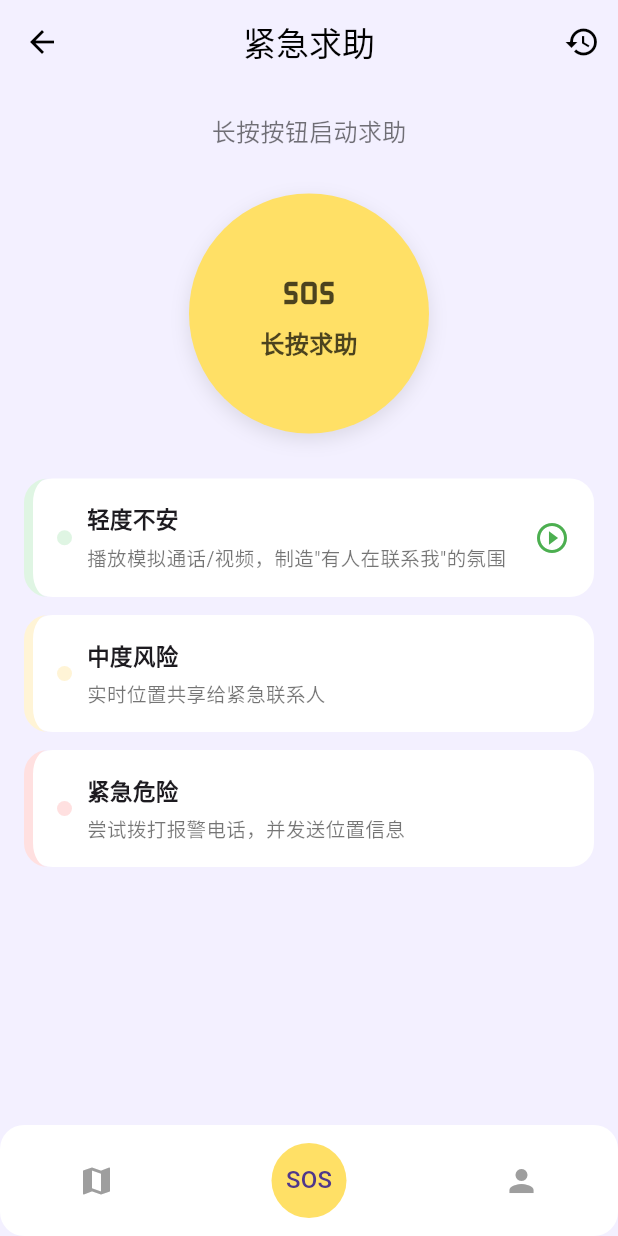
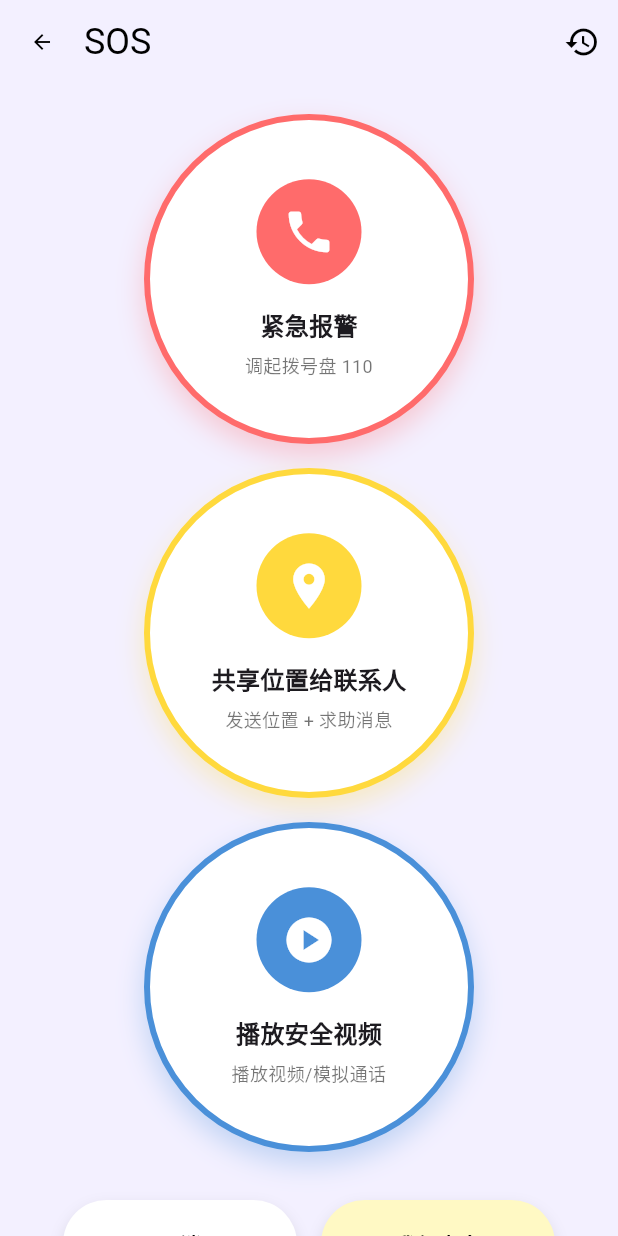
Before and after one commit to xixixiFan/NestWay, a Flutter app: the SosPage screen opened by its route, on a phone screen of 412 x 824 dp. Run offline on Flutter 3.47's test engine with Material 3 defaults, Android fonts, the phone set to English and light mode, and no system bars; our stand-ins replace video_player.

Commit message:
feat(sos): 实现SOS功能相关功能
主要修改：
- 更新SOS功能实现规划文档
- 修改mock用户数据
- 更新escort进度页面
- 实现SOS页面功能
- 更新风险卡片组件

```diff
--- a/lib/mock/mock_user.dart
+++ b/lib/mock/mock_user.dart
@@ -1,7 +1,7 @@
 final mockUser = {
   "id": 1,
   "name": "范颖",
-  "avatar_url": "https://i.pravatar.cc/150?img=3",
+  "avatar_url": "",
   "phone": "13800138000",
   "is_verified": true,
   "created_at": "2024-04-01T10:00:00Z"
--- a/lib/pages/escort/progress_page.dart
+++ b/lib/pages/escort/progress_page.dart
@@ -141,8 +141,8 @@ class ProgressPage extends StatelessWidget {
                         children: [
                           const CircleAvatar(
                             radius: 24,
-                            backgroundImage:
-                                NetworkImage('https://i.pravatar.cc/150?img=3'),
+                            backgroundColor: Colors.pinkAccent,
+                            child: Icon(Icons.person, color: Colors.white, size: 28),
                           ),
                           const SizedBox(width: 12),
                           const Expanded(
--- a/lib/pages/sos/sos_page.dart
+++ b/lib/pages/sos/sos_page.dart
@@ -1,5 +1,4 @@
 import 'package:flutter/material.dart';
-import '../../widgets/sos_button.dart';
 import '../../widgets/risk_card.dart';
 import '../../widgets/app_bottom_nav.dart';
 import '../../widgets/video_player_dialog.dart';
@@ -70,10 +69,26 @@ class _SosPageState extends State<SosPage> {
   Widget build(BuildContext context) {
     return Scaffold(
       appBar: AppBar(
-        title: const Text('紧急求助'),
-        centerTitle: true,
+        leading: IconButton(
+          icon: const Icon(Icons.arrow_back, size: 16),
+          onPressed: () {
+            Navigator.pop(context);
+          },
+        ),
+        title: const Align(
+          alignment: Alignment.centerLeft,
+          child: Text(
+            'SOS',
+            style: TextStyle(
+              fontSize: 24,
+              fontWeight: FontWeight.w400,
+            ),
+          ),
+        ),
+        centerTitle: false,
         backgroundColor: Colors.transparent,
         elevation: 0,
+        titleSpacing: 0,
         actions: [
           IconButton(
             icon: const Icon(Icons.history),
@@ -84,22 +99,10 @@ class _SosPageState extends State<SosPage> {
         ],
       ),
       body: SafeArea(
+        child: SingleChildScrollView(
           child: Column(
             children: [
               const SizedBox(height: 20),
-            Text(
-              _isLoading ? '求助发送中...' : '长按按钮启动求助',
-              style: TextStyle(
-                fontSize: 16,
-                color: _isLoading ? const Color(0xFFFF6B6B) : Colors.black54,
-              ),
-            ),
-            const SizedBox(height: 30),
-            SosButton(
-              size: 160,
-              onTriggered: _onSosTriggered,
-            ),
-            const SizedBox(height: 30),
               if (_lastError != null)
                 Padding(
                   padding: const EdgeInsets.only(bottom: 16),
@@ -111,33 +114,107 @@ class _SosPageState extends State<SosPage> {
                     ),
                   ),
                 ),
-            Expanded(
-              child: Padding(
+              Padding(
                 padding: const EdgeInsets.symmetric(horizontal: 16),
-                child: ListView(
+                child: Column(
                   children: [
                     RiskCard(
-                      color: const Color(0xFFDFF5E3),
-                      title: '轻度不安',
-                      desc: '播放模拟通话/视频，制造"有人在联系我"的氛围',
+                      color: const Color(0xFFFF6B6B),
+                      title: '紧急报警',
+                      desc: '调起拨号盘 110',
+                      icon: Icons.phone,
+                    ),
+                    RiskCard(
+                      color: const Color(0xFFFFD93D),
+                      title: '共享位置给联系人',
+                      desc: '发送位置 + 求助消息',
+                      icon: Icons.location_on,
+                    ),
+                    RiskCard(
+                      color: const Color(0xFF4A90D9),
+                      title: '播放安全视频',
+                      desc: '播放视频/模拟通话',
+                      icon: Icons.play_circle,
                       onTap: _playAttentionVideo,
-                    ),
-                    const RiskCard(
-                      color: Color(0xFFFFF4D6),
-                      title: '中度风险',
-                      desc: '实时位置共享给紧急联系人',
-                    ),
-                    const RiskCard(
-                      color: Color(0xFFFFE0E0),
-                      title: '紧急危险',
-                      desc: '尝试拨打报警电话，并发送位置信息',
                     ),
                   ],
                 ),
               ),
+              Padding(
+                padding:
+                    const EdgeInsets.symmetric(horizontal: 24, vertical: 16),
+                child: Row(
+                  mainAxisAlignment: MainAxisAlignment.center,
+                  children: [
+                    InkWell(
+                      onTap: () {
+                        Navigator.pop(context);
+                      },
+                      borderRadius: BorderRadius.circular(48),
+                      child: Container(
+                        width: 156,
+                        height: 58,
+                        decoration: BoxDecoration(
+                          color: const Color(0xFFFFFFFF),
+                          borderRadius: BorderRadius.circular(48),
+                          boxShadow: [
+                            BoxShadow(
+                              color: Colors.black.withValues(alpha: 0.1),
+                              blurRadius: 8,
+                              offset: const Offset(0, 4),
                             ),
-            const AppBottomNav(currentIndex: 1),
                           ],
+                        ),
+                        child: const Center(
+                          child: Text(
+                            '取消',
+                            style: TextStyle(
+                              color: Colors.black,
+                              fontSize: 14,
+                              fontWeight: FontWeight.bold,
+                            ),
+                          ),
+                        ),
+                      ),
+                    ),
+                    const SizedBox(width: 16),
+                    InkWell(
+                      onTap: () {
+                        Navigator.pop(context);
+                      },
+                      borderRadius: BorderRadius.circular(48),
+                      child: Container(
+                        width: 156,
+                        height: 58,
+                        decoration: BoxDecoration(
+                          color: const Color(0xFFFFF9C4),
+                          borderRadius: BorderRadius.circular(48),
+                          boxShadow: [
+                            BoxShadow(
+                              color: Colors.black.withValues(alpha: 0.1),
+                              blurRadius: 8,
+                              offset: const Offset(0, 4),
+                            ),
+                          ],
+                        ),
+                        child: const Center(
+                          child: Text(
+                            '我很安全',
+                            style: TextStyle(
+                              color: Colors.black,
+                              fontSize: 14,
+                              fontWeight: FontWeight.bold,
+                            ),
+                          ),
+                        ),
+                      ),
+                    ),
+                  ],
+                ),
+              ),
+              const SizedBox(height: 80),
+            ],
+          ),
         ),
       ),
     );
--- a/lib/widgets/risk_card.dart
+++ b/lib/widgets/risk_card.dart
@@ -5,6 +5,7 @@ class RiskCard extends StatelessWidget {
   final String title;
   final String desc;
   final VoidCallback? onTap;
+  final IconData? icon;
 
   const RiskCard({
     super.key,
@@ -12,64 +13,76 @@ class RiskCard extends StatelessWidget {
     required this.title,
     required this.desc,
     this.onTap,
+    this.icon,
   });
 
   @override
   Widget build(BuildContext context) {
     return InkWell(
       onTap: onTap,
-      borderRadius: BorderRadius.circular(16),
+      borderRadius: BorderRadius.circular(110),
       child: Container(
-        margin: const EdgeInsets.only(bottom: 12),
-        padding: const EdgeInsets.all(16),
+        margin: const EdgeInsets.only(bottom: 16),
+        width: 220,
+        height: 220,
         decoration: BoxDecoration(
           color: Colors.white,
-          borderRadius: BorderRadius.circular(16),
-          border: Border(
-            left: BorderSide(
+          shape: BoxShape.circle,
+          boxShadow: [
+            BoxShadow(
+              color: color.withValues(alpha: 0.3),
+              blurRadius: 15,
+              offset: const Offset(0, 8),
+            ),
+          ],
+          border: Border.all(
             color: color,
-              width: 6,
+            width: 4,
           ),
         ),
-        ),
-        child: Row(
+        child: Column(
+          mainAxisAlignment: MainAxisAlignment.center,
           children: [
             Container(
-              width: 10,
-              height: 10,
+              width: 70,
+              height: 70,
               decoration: BoxDecoration(
                 color: color,
                 shape: BoxShape.circle,
               ),
+              child: Center(
+                child: icon != null
+                    ? Icon(
+                        icon,
+                        size: 36,
+                        color: Colors.white,
+                      )
+                    : const Icon(
+                        Icons.circle,
+                        size: 36,
+                        color: Colors.white,
                       ),
-            const SizedBox(width: 10),
-            Expanded(
-              child: Column(
-                crossAxisAlignment: CrossAxisAlignment.start,
-                children: [
+              ),
+            ),
+            const SizedBox(height: 16),
             Text(
               title,
               style: const TextStyle(
                 fontWeight: FontWeight.bold,
-                      fontSize: 15,
+                fontSize: 16,
               ),
             ),
             const SizedBox(height: 6),
-                  Text(
+            Padding(
+              padding: const EdgeInsets.symmetric(horizontal: 16),
+              child: Text(
                 desc,
+                textAlign: TextAlign.center,
                 style: const TextStyle(
-                      fontSize: 13,
+                  fontSize: 12,
                   color: Colors.black54,
                 ),
               ),
-                ],
-              ),
-            ),
-            if (onTap != null)
-              const Icon(
-                Icons.play_circle_outline,
-                color: Color(0xFF4CAF50),
-                size: 24,
             ),
           ],
         ),
```
Also changed, not shown: 1 other file. Lines whose indentation alone changed are shown as unchanged.
